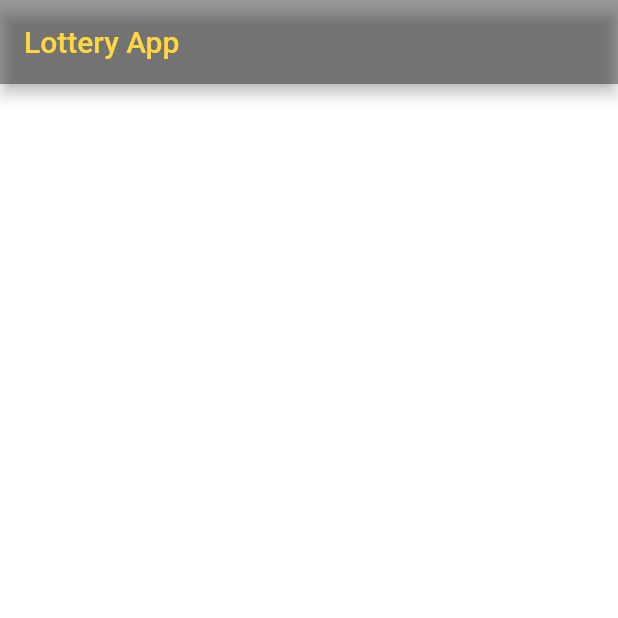
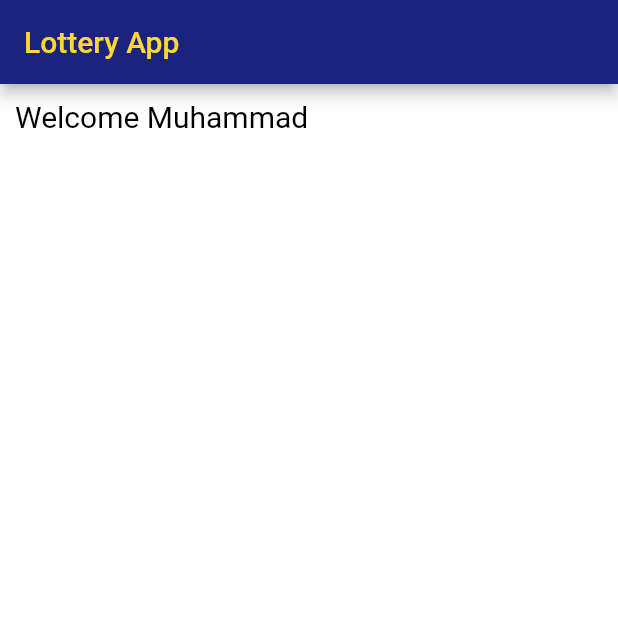
Before and after one commit to safwanistic/Lottery-App, a Flutter app: the screen it shows after launch, on a phone screen of 412 x 824 dp, the top half of it. Run offline on Flutter 3.47's test engine with Material 2 defaults, Android fonts, the phone set to English and light mode, and no system bars.

Commit message:
AppBar creation - v1.0.1.1

```diff
--- a/lib/main.dart
+++ b/lib/main.dart
@@ -15,10 +15,24 @@ class MyApp extends StatelessWidget {
       title: "Lottery App",
       home: Scaffold(
       appBar: AppBar(
-        title: Text("Lottery App", style: TextStyle(color: Colors.amberAccent)),
-        backgroundColor: Colors.black38,
+        title: Text("Lottery App", style: TextStyle(color: Colors.yellow[600])),
+        backgroundColor: Colors.indigo[900],
       ),
       backgroundColor: Colors.white70,
+      body: SafeArea(
+        child: Column(
+          children: [
+            Padding(
+              padding: const EdgeInsets.all(10.0),
+              child: Text('Welcome Muhammad', style: TextStyle(
+                fontSize: 20.0,
+                color: Colors.black
+              ),),
+            )
+          ],
+        ),
+      ),
+
       // home: AppBar(
       //   title: Text("Lottery App", style: TextStyle(color: Colors.amberAccent)),
       //   backgroundColor: Colors.black38,
```
